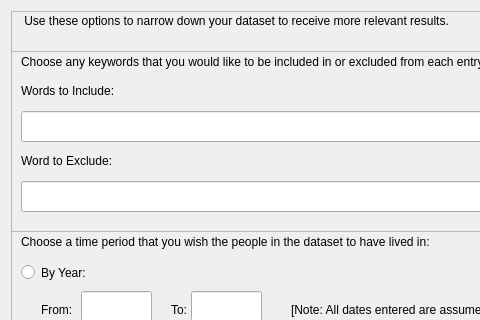
First picture: the form in words.ui, repository patrickdemond/OVis, before the edit; both pictures show x 0 to 480 and y 0 to 320 of the 699 by 664 pixel window.
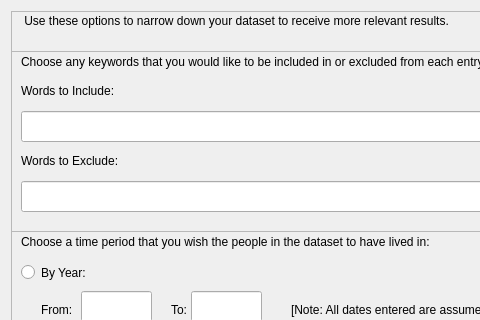
Second picture: the form after the edit.

What changed in the file:
```diff
--- a/words.ui
+++ b/words.ui
@@ -287,7 +287,7 @@
         </rect>
        </property>
        <property name="text">
-        <string>Word to Exclude:</string>
+        <string>Words to Exclude:</string>
        </property>
       </widget>
       <widget class="QLabel" name="label">
```
